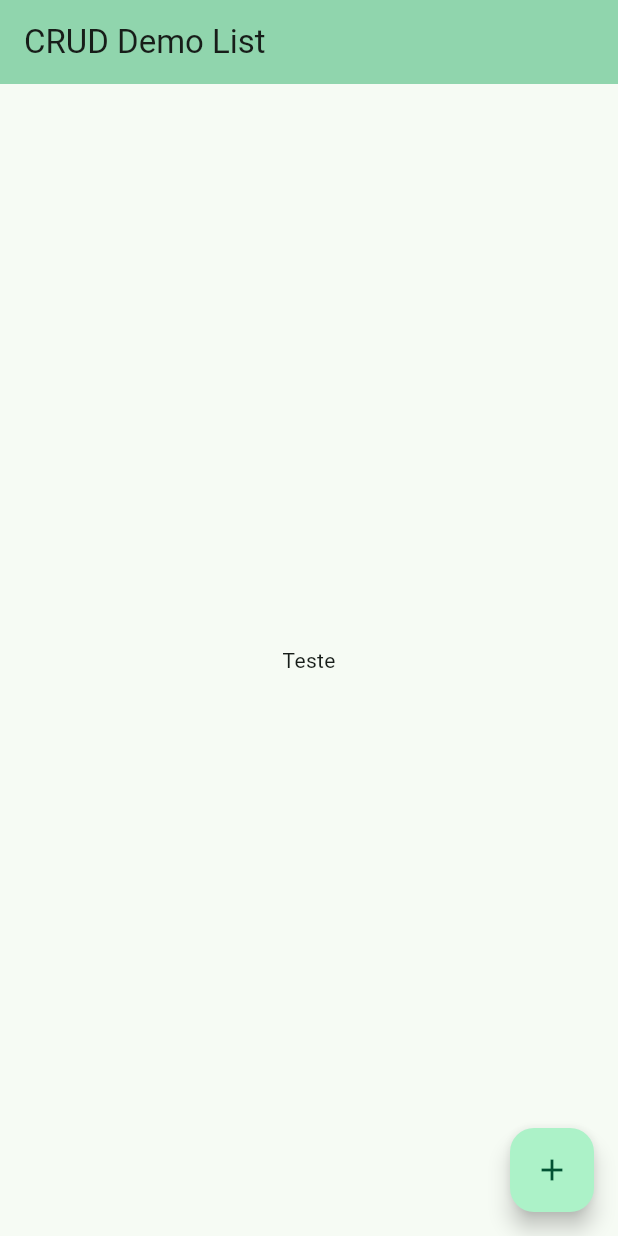
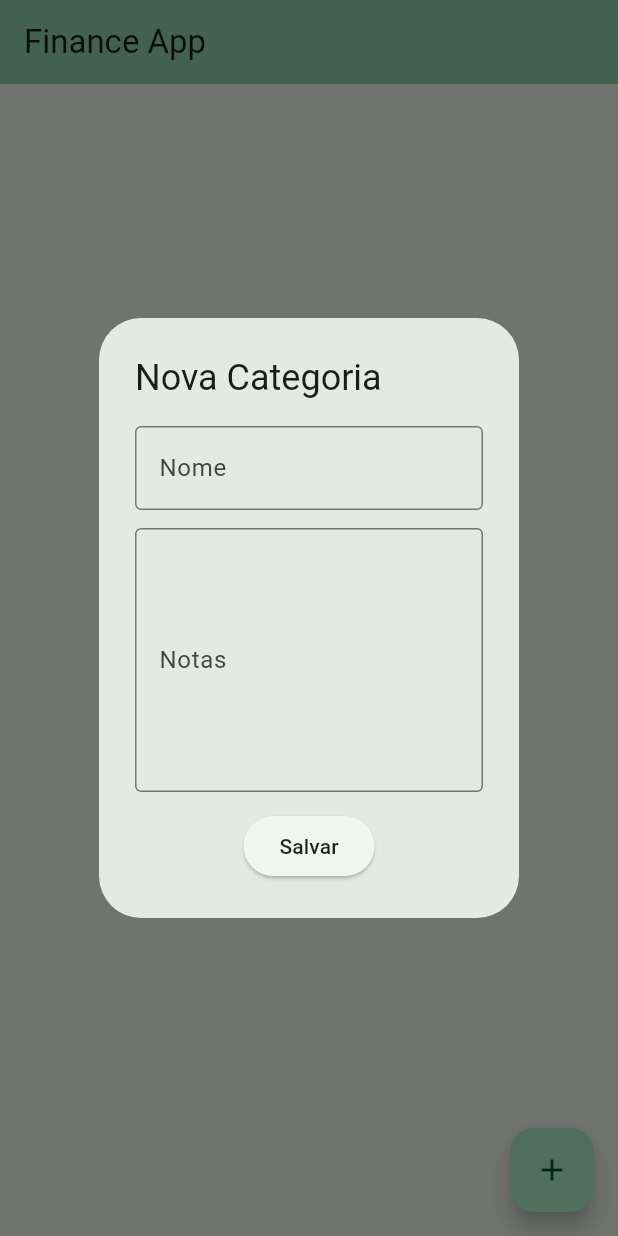
Before and after one commit to AllanChazzy/finance_app, a Flutter app: the screen it shows after launch, after a tap on the "add" icon, on a phone screen of 412 x 824 dp. Run offline on Flutter 3.47's test engine with Material 3 defaults, Android fonts, the phone set to English and light mode, and no system bars; our stand-ins replace sqflite; accounts and stored records are empty.

Commit message:
Refatoração App
Criação de Service para Banco de Dados SQLite, inserção das função de create, read, update, delete. Criação de cadastro básico de categorias para teste do DB

```diff
--- a/lib/main.dart
+++ b/lib/main.dart
@@ -1,3 +1,5 @@
+import 'package:finance_app/models/category.dart';
+import 'package:finance_app/services/database_service.dart';
 import 'package:flutter/material.dart';
 
 void main() {
@@ -11,12 +13,13 @@ class MyApp extends StatelessWidget {
   @override
   Widget build(BuildContext context) {
     return MaterialApp(
-      title: 'CRUD Demo',
+      debugShowCheckedModeBanner: false,
+      title: 'Finance App',
       theme: ThemeData(
         colorScheme: ColorScheme.fromSeed(seedColor: Colors.greenAccent),
         useMaterial3: true,
       ),
-      home: const MyHomePage(title: 'CRUD Demo List'),
+      home: const MyHomePage(title: 'Finance App'),
     );
   }
 }
@@ -31,9 +34,10 @@ class MyHomePage extends StatefulWidget {
 }
 
 class _MyHomePageState extends State<MyHomePage> {
-  void _newCategory() {
-    setState(() {});
-  }
+  final DatabaseService _databaseService = DatabaseService.instance;
+
+  String? _categoryName = null;
+  String? _categoryNotes = null;
 
   @override
   Widget build(BuildContext context) {
@@ -42,19 +46,107 @@ class _MyHomePageState extends State<MyHomePage> {
         backgroundColor: Theme.of(context).colorScheme.inversePrimary,
         title: Text(widget.title),
       ),
-      body: Center(
-        child: Column(
-          mainAxisAlignment: MainAxisAlignment.center,
-          children: <Widget>[
-            const Text('Teste'),
-          ],
-        ),
-      ),
+      body: _categoryList(),
       floatingActionButton: FloatingActionButton(
-        onPressed: _newCategory,
         tooltip: 'New',
+        onPressed: () {
+          showDialog(
+              context: context,
+              builder: (_) => AlertDialog(
+                    title: Text("Nova Categoria"),
+                    content: Column(
+                      mainAxisSize: MainAxisSize.min,
+                      children: [
+                        TextField(
+                          onChanged: (value) {
+                            setState(() {
+                              _categoryName = value;
+                            });
+                          },
+                          decoration: InputDecoration(
+                            border: OutlineInputBorder(),
+                            labelText: 'Nome',
+                          ),
+                        ),
+                        SizedBox(height: 12),
+                        TextField(
+                          onChanged: (value) {
+                            setState(() {
+                              _categoryNotes = value;
+                            });
+                          },
+                          maxLines: 6,
+                          decoration: InputDecoration(
+                            border: OutlineInputBorder(),
+                            labelText: 'Notas',
+                          ),
+                        ),
+                        SizedBox(height: 12),
+                        Row(
+                          mainAxisAlignment: MainAxisAlignment.center,
+                          children: [
+                            ElevatedButton(
+                              onPressed: () {
+                                if (_categoryName == null ||
+                                    _categoryName == "") return;
+                                _databaseService.addCategory(
+                                    _categoryName!, _categoryNotes!);
+                                setState(() {
+                                  _categoryName = null;
+                                  _categoryNotes = null;
+                                });
+                                Navigator.pop(
+                                  context,
+                                );
+                              },
+                              child: Text(
+                                'Salvar',
+                                style: TextStyle(
+                                  color: Colors.black87,
+                                ),
+                              ),
+                            ),
+                          ],
+                        ),
+                      ],
+                    ),
+                  ));
+        },
         child: const Icon(Icons.add),
       ), // This trailing comma makes auto-formatting nicer for build methods.
     );
   }
+
+  Widget _categoryList() {
+    return FutureBuilder(
+      future: _databaseService.getCategories(),
+      builder: (context, snapshot) {
+        return ListView.builder(
+          itemCount: snapshot.data?.length ?? 0,
+          itemBuilder: (context, index) {
+            Category category = snapshot.data![index];
+            return ListTile(
+                onLongPress: () {
+                  _databaseService.deleteCategory(
+                    category.id,
+                  );
+                  setState(() {});
+                },
+                title: Text(category.name),
+                subtitle: Text(category.notes),
+                trailing: Checkbox(
+                  value: category.typeId == 1,
+                  onChanged: (value) {
+                    _databaseService.updateCategoryTypeId(
+                      category.id,
+                      value == true ? 1 : 0,
+                    );
+                    setState(() {});
+                  },
+                ));
+          },
+        );
+      },
+    );
+  }
 }
--- a/lib/model/category.dart
+++ b/lib/models/category.dart
@@ -1,6 +1,5 @@
 class Category {
-  final int id;
-  final int typeId;
+  final int id, typeId;
   final String name;
   final String notes;
 
--- /dev/null
+++ b/lib/services/database_service.dart
@@ -0,0 +1,92 @@
+import 'package:finance_app/models/category.dart';
+import 'package:path/path.dart';
+import 'package:sqflite/sqflite.dart';
+
+class DatabaseService {
+  static Database? _db;
+  static final DatabaseService instance =
+      DatabaseService._constructor(); //Singleton Pattern
+
+  final String _categoryTableName = "category";
+  final String _categoryColumnId = "id";
+  final String _categoryColumnTypeId = "typeId";
+  final String _categoryColumnName = "name";
+  final String _categoryColumnNotes = "notes";
+
+  DatabaseService._constructor();
+
+  Future<Database> get database async {
+    if (_db != null) return _db!;
+    _db = await getDatabase();
+    return _db!;
+  }
+
+  Future<Database> getDatabase() async {
+    final databaseDirPath = await getDatabasesPath();
+    final databasePath = join(databaseDirPath, "master_db.db");
+    final database = await openDatabase(
+      databasePath,
+      version: 1,
+      onCreate: (db, version) {
+        db.execute('''
+           CREATE TABLE $_categoryTableName (
+             $_categoryColumnId INTEGER PRIMARY KEY,
+             $_categoryColumnTypeId INTEGER,
+             $_categoryColumnName TEXT NOT NULL,
+             $_categoryColumnNotes TEXT NOT NULL
+           )
+
+        ''');
+      },
+    );
+
+    return database;
+  }
+
+  void addCategory(String contentName, String contentNotes) async {
+    final db = await database;
+    await db.insert(_categoryTableName, {
+      _categoryColumnName: contentName,
+      _categoryColumnNotes: contentNotes,
+      _categoryColumnTypeId: 0,
+    });
+  }
+
+  Future<List<Category>?> getCategories() async {
+    final db = await database;
+    final data = await db.query(_categoryTableName);
+
+    List<Category> categories = data
+        .map(
+          (e) => Category(
+            id: e["id"] as int,
+            typeId: e["typeId"] as int,
+            name: e["name"] as String,
+            notes: e["notes"] as String,
+          ),
+        )
+        .toList();
+
+    return categories;
+  }
+
+  void updateCategoryTypeId(int id, int typeId) async {
+    final db = await database;
+    await db.update(
+        _categoryTableName,
+        {
+          _categoryColumnTypeId: typeId,
+        },
+        where: 'id = ?',
+        whereArgs: [
+          id,
+        ]);
+  }
+
+  void deleteCategory(int id) async {
+    final db = await database;
+    await db.delete(_categoryTableName, where: 'id = ?', whereArgs: [
+      id,
+    ]);
+  }
+}
```
Also changed, not shown: lib/controller/db_category.dart (deleted, +0 -78 lines), lib/models/category_type.dart (renamed from lib/model/category_type.dart), lib/models/expenses.dart (renamed from lib/model/expenses.dart), lib/models/receipts.dart (renamed from lib/model/receipts.dart).
